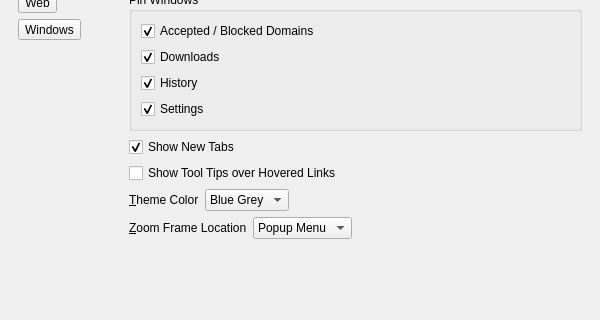
This is 2.x/UI/dooble_settings.ui in textbrowser/dooble as Qt 5 draws it before an edit; both pictures show x 0 to 600 and y 134 to 454 of the 600 by 815 pixel window. The edited form follows.
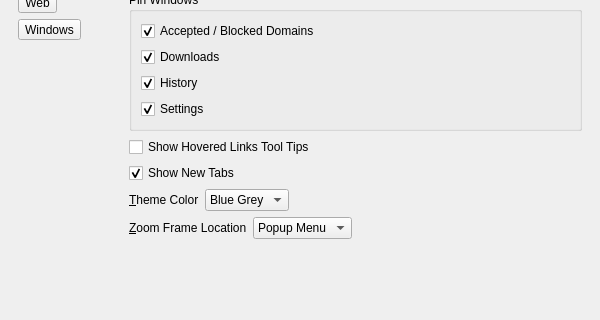
This is the edited form. The open tabs and pages were chosen to show the change. Icons and pictures are not drawn.

Diff of the .ui file:
```diff
--- a/2.x/UI/dooble_settings.ui
+++ b/2.x/UI/dooble_settings.ui
@@ -495,6 +495,13 @@
             </layout>
            </widget>
           </item>
+          <item>
+           <widget class="QCheckBox" name="show_hovered_links_tool_tips">
+            <property name="text">
+             <string>Show Hovered Links Tool Tips</string>
+            </property>
+           </widget>
+          </item>
           <item>
            <widget class="QCheckBox" name="access_new_tabs">
             <property name="toolTip">
@@ -508,13 +515,6 @@
             </property>
            </widget>
           </item>
-          <item>
-           <widget class="QCheckBox" name="show_hovered_links_tool_tips">
-            <property name="text">
-             <string>Show Tool Tips over Hovered Links</string>
-            </property>
-           </widget>
-          </item>
           <item>
            <layout class="QHBoxLayout" name="horizontalLayout_4">
             <item>
```
Left out of the diff: 2 changed lines with no effect on the pictures.
